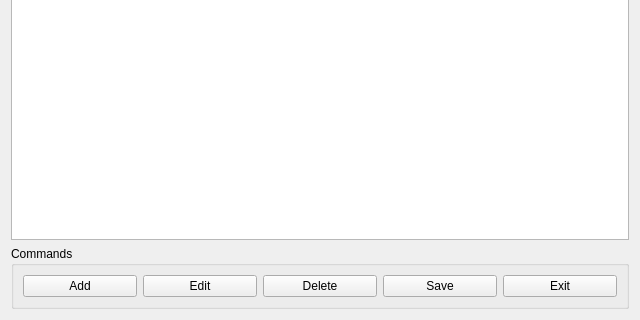
First picture: the form in collegeeditordialog.ui, repository bbisuna0/CS1D-College-Tour, before the edit; both pictures show x 0 to 640 and y 160 to 480 of the 640 by 480 pixel window.
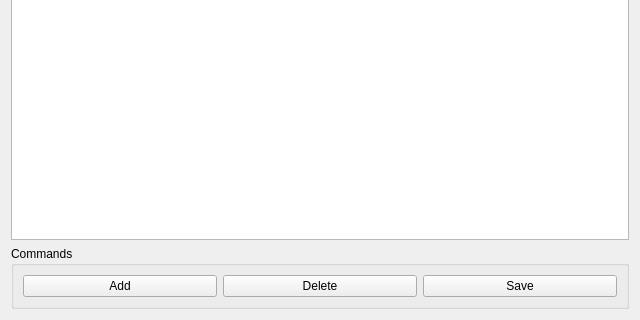
Second picture: the form after the edit.

Patch:
```diff
--- a/collegeeditordialog.ui
+++ b/collegeeditordialog.ui
@@ -30,13 +30,6 @@
         </property>
        </widget>
       </item>
-      <item>
-       <widget class="QPushButton" name="editButton">
-        <property name="text">
-         <string>Edit</string>
-        </property>
-       </widget>
-      </item>
       <item>
        <widget class="QPushButton" name="deleteButton">
         <property name="text">
@@ -51,13 +44,6 @@
         </property>
        </widget>
       </item>
-      <item>
-       <widget class="QPushButton" name="exitButton">
-        <property name="text">
-         <string>Exit</string>
-        </property>
-       </widget>
-      </item>
      </layout>
     </widget>
    </item>
```
